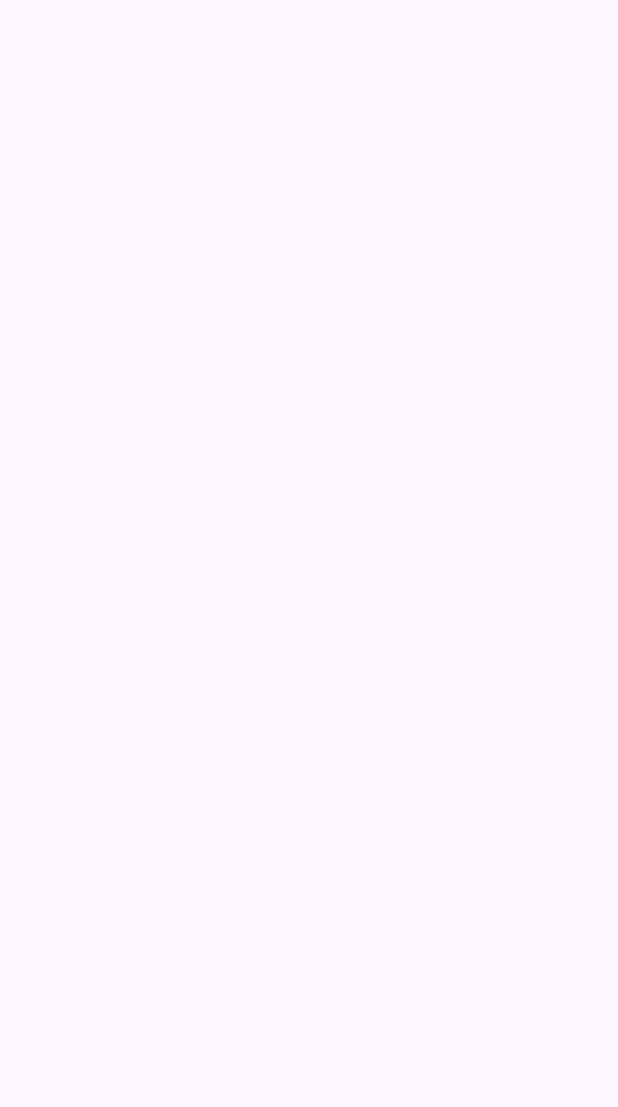
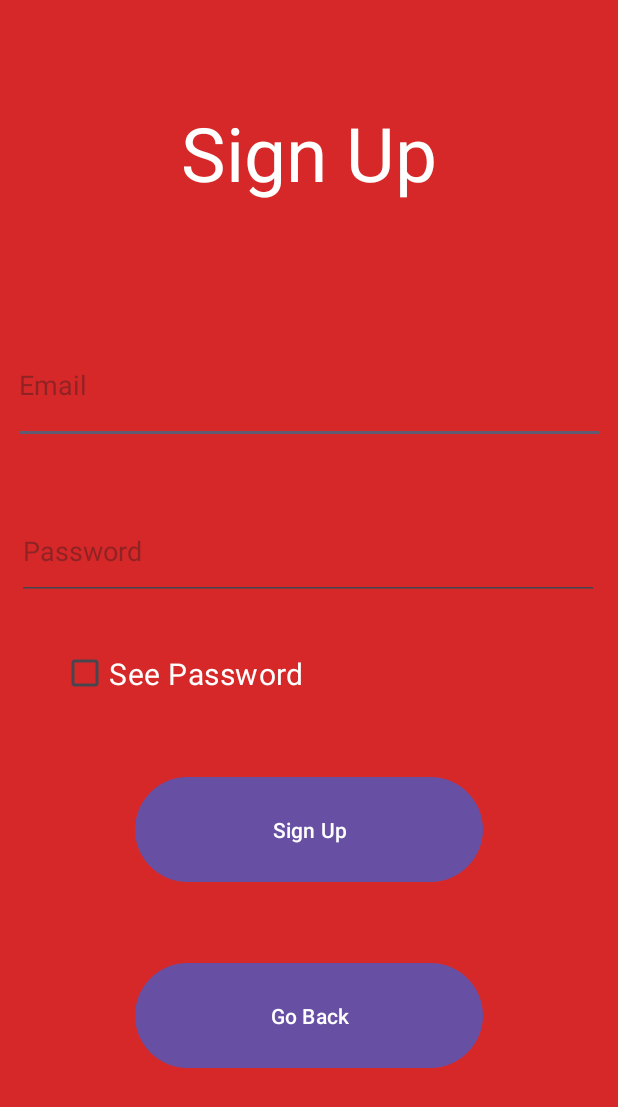
Before and after one commit to WenDEVLIFE/Complaint-Application, an Android app: the SignUp screen opened directly, with no data from a screen before it, on a phone screen of 412 x 824 dp. Before the commit the part shown is empty. Shown: the top 1107 px of the screen. Run offline under Robolectric (Android 15) with nearby library versions, the phone set to English and light mode, and no system bars; our stand-ins replace Firebase (no records; nobody signed in at launch, a user with empty details on screens opened directly).

Commit message:
👾updated

```diff
--- a/app/src/main/java/com/example/complainantsystemapp/LoginPage.java
+++ b/app/src/main/java/com/example/complainantsystemapp/LoginPage.java
@@ -53,6 +53,12 @@ public class LoginPage extends AppCompatActivity {
                 Toast.makeText(LoginPage.this, "Please enter both email and password", Toast.LENGTH_SHORT).show();
             }
         });
+
+        final Button button2 = findViewById(R.id.buttonsign);
+        button2.setOnClickListener(v -> {
+            Intent intent = new Intent(LoginPage.this, SignUp.class);
+            startActivity(intent);
+        });
         final CheckBox checkBox = findViewById(R.id.checkBox);
         checkBox.setOnClickListener(v -> {
             // Code here executes on main thread after user presses button
--- a/app/src/main/res/layout/activity_sign_up.xml
+++ b/app/src/main/res/layout/activity_sign_up.xml
@@ -4,6 +4,80 @@
         xmlns:app="http://schemas.android.com/apk/res-auto"
         android:layout_width="match_parent"
         android:layout_height="match_parent"
+        android:background="#D62828"
         tools:context=".SignUp">
 
+    <TextView
+            android:text="Sign Up"
+            android:layout_width="wrap_content"
+            android:layout_height="wrap_content"
+            android:id="@+id/textView4"
+            android:textSize="50sp"
+            android:textColor="@color/white"
+            app:layout_constraintStart_toStartOf="parent"
+            app:layout_constraintEnd_toEndOf="parent"
+            app:layout_constraintTop_toTopOf="parent"
+            app:layout_constraintBottom_toBottomOf="parent"
+            app:layout_constraintVertical_bias="0.09" />
+
+    <EditText
+            android:layout_width="395dp"
+            android:layout_height="78dp"
+            android:inputType="textEmailAddress"
+            android:ems="10"
+            android:id="@+id/editTextTextEmailAddress2"
+            app:layout_constraintStart_toStartOf="parent"
+            app:layout_constraintEnd_toEndOf="parent"
+            app:layout_constraintBottom_toBottomOf="parent"
+            android:hint="Email"
+            android:textColor="@color/white"
+            android:layout_marginBottom="528dp" />
+
+    <EditText
+            android:layout_width="388dp"
+            android:layout_height="65dp"
+            android:inputType="textPassword"
+            android:ems="10"
+            android:hint="Password"
+            android:textColor="@color/white"
+            android:id="@+id/editTextTextPassword2"
+            app:layout_constraintEnd_toEndOf="parent"
+            app:layout_constraintStart_toStartOf="parent"
+            app:layout_constraintBottom_toBottomOf="parent"
+            android:layout_marginBottom="424dp"
+            app:layout_constraintHorizontal_bias="0.46" />
+
+    <Button
+            android:text="Sign Up"
+            android:layout_width="232dp"
+            android:layout_height="78dp"
+            android:id="@+id/button_register"
+            app:layout_constraintStart_toStartOf="parent"
+            app:layout_constraintEnd_toEndOf="parent"
+            app:layout_constraintBottom_toBottomOf="parent"
+            android:layout_marginBottom="232dp" />
+
+    <Button
+            android:text="Go Back"
+            android:layout_width="232dp"
+            android:layout_height="78dp"
+            android:id="@+id/buttonback"
+            android:textColor="@color/white"
+            app:layout_constraintStart_toStartOf="parent"
+            app:layout_constraintEnd_toEndOf="parent"
+            app:layout_constraintBottom_toBottomOf="parent"
+            android:layout_marginBottom="108dp" />
+
+    <CheckBox
+            android:text="See Password"
+            android:textColor="@color/white"
+            android:layout_width="197dp"
+            android:layout_height="54dp"
+            android:id="@+id/checkBox2"
+            android:textSize="20sp"
+            app:layout_constraintEnd_toEndOf="parent"
+            app:layout_constraintStart_toStartOf="parent"
+            app:layout_constraintHorizontal_bias="0.189"
+            app:layout_constraintBottom_toBottomOf="parent"
+            android:layout_marginBottom="348dp" />
 </androidx.constraintlayout.widget.ConstraintLayout>
```
Also changed, not shown: app/src/main/java/com/example/complainantsystemapp/SignUp.java (+89 -1 lines), app/src/main/res/layout/activity_login_page.xml (+17 -8 lines).
